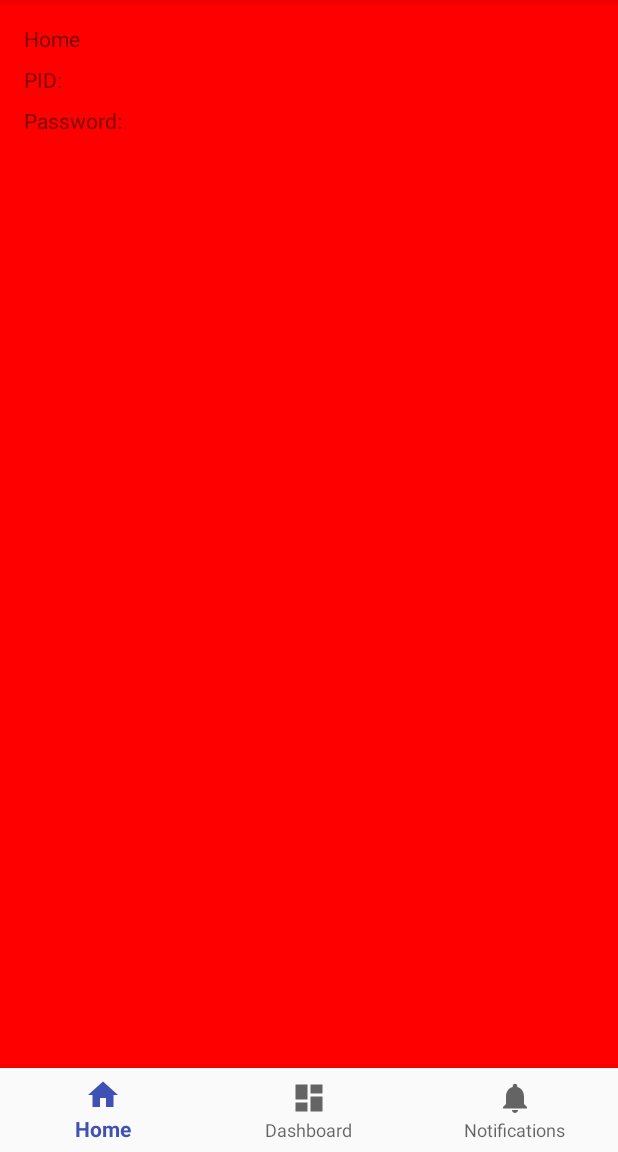
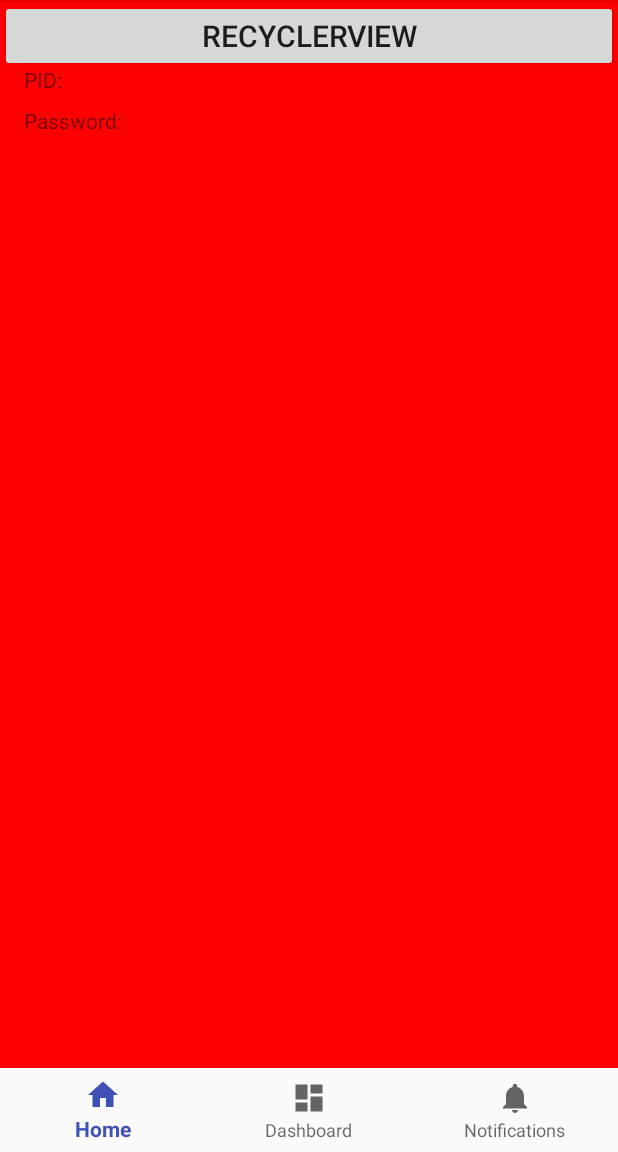
Before and after one commit to MandarAcharekar/Library-SFIT, an Android app: the screen it shows after launch (MainActivity), on a phone screen of 412 x 824 dp, the part 84-1236 px from its top. Run offline under Robolectric (Android 15) with nearby library versions, the light colour scheme and no system bars.

Commit message:
Test Button added in home Fragment

```diff
--- a/app/src/main/java/com/example/library/librarysfit/MainScreenFragments/HomeFragment.java
+++ b/app/src/main/java/com/example/library/librarysfit/MainScreenFragments/HomeFragment.java
@@ -1,21 +1,25 @@
 package com.example.library.librarysfit.MainScreenFragments;
 
 
+import android.content.Intent;
 import android.graphics.Color;
 import android.os.Bundle;
 import android.support.v4.app.Fragment;
 import android.view.LayoutInflater;
 import android.view.View;
 import android.view.ViewGroup;
+import android.widget.Button;
 import android.widget.Toast;
 
+import com.example.library.librarysfit.Cards;
 import com.example.library.librarysfit.R;
 
-/**
- * Created by vinay on 04-02-2018.
- */
+public class HomeFragment extends Fragment {
 
-public class HomeFragment extends Fragment {
+
+  private Button recycle_button;
+
+
 
   @Override
   public View onCreateView(LayoutInflater inflater, ViewGroup container,
@@ -24,6 +28,26 @@ public class HomeFragment extends Fragment {
 
     View view = inflater.inflate(R.layout.page_home, container, false);
 
+
+
+
+
+
+    //Adding a click listener to test the Card Java and xml components.
+    recycle_button = view.findViewById(R.id.button_recyclerview);
+    recycle_button.setOnClickListener(new View.OnClickListener() {
+        @Override
+        public void onClick(View view) {
+
+            Intent recyclerCards = new Intent(getActivity(), Cards.class);
+            startActivity(recyclerCards);
+
+        }
+    });
+
+
+
+
     view.setBackgroundColor(Color.RED);
     return view;
   }
--- a/app/src/main/res/layout/page_dash.xml
+++ b/app/src/main/res/layout/page_dash.xml
@@ -9,7 +9,6 @@
     <TextView
         android:layout_width="match_parent"
         android:layout_height="wrap_content"
-        android:text="dash"
-        />
+        android:text="dash" />
 
 </android.support.constraint.ConstraintLayout>
--- a/app/src/main/res/layout/page_home.xml
+++ b/app/src/main/res/layout/page_home.xml
@@ -3,9 +3,7 @@
     android:layout_width="match_parent"
     android:layout_height="match_parent"
     xmlns:app="http://schemas.android.com/apk/res-auto"
-
-    android:id="@+id/page_home"
-    >
+    android:id="@+id/page_home">
 
     <TextView
         android:id="@+id/message"
@@ -38,4 +36,10 @@
         app:layout_constraintLeft_toLeftOf="parent"
         app:layout_constraintTop_toBottomOf="@+id/tv_pid" />
 
+    <Button
+        android:layout_width="match_parent"
+        android:layout_height="wrap_content"
+        android:textSize="20sp"
+        android:text="RecyclerView"
+        android:id="@+id/button_recyclerview"/>
 </android.support.constraint.ConstraintLayout>
```
Also changed, not shown: app/src/main/res/layout/activity_main.xml (line endings or trailing spaces).
